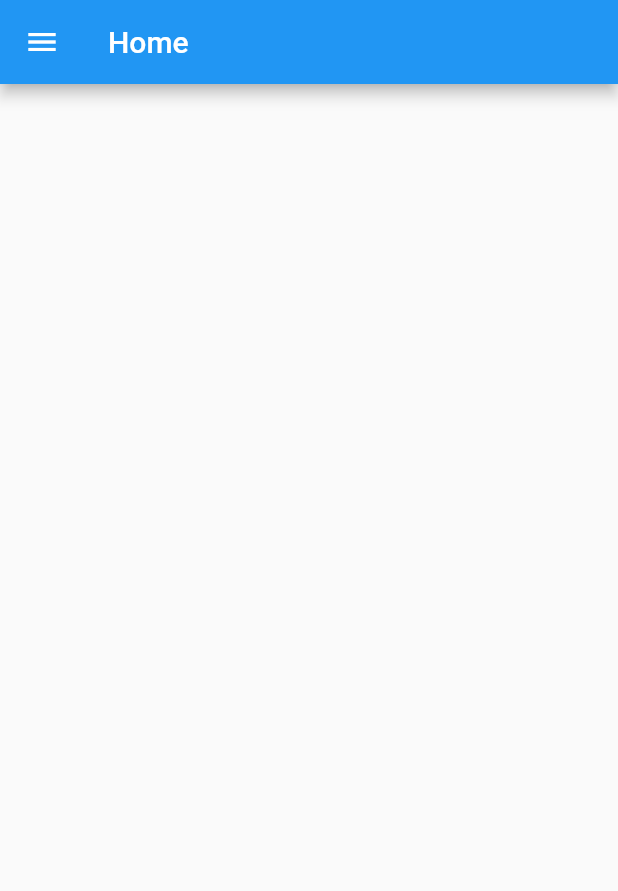
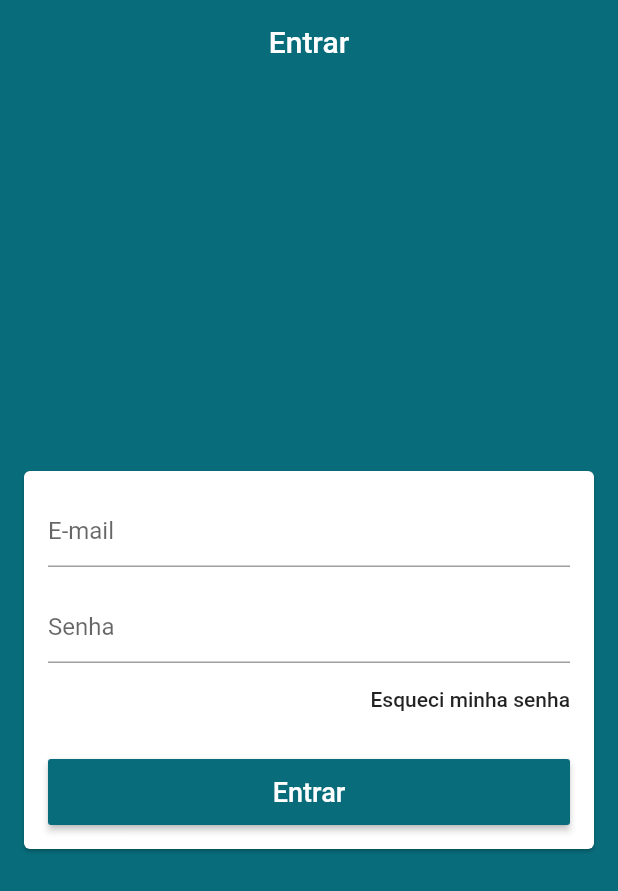
Before and after one commit to MatheusBrandao525/App_Ecommerce_com_Flutter, a Flutter app: the screen it shows after launch, on a phone screen of 412 x 824 dp. Shown: the top 891 px of the screen. Run offline on Flutter 3.47's test engine with Material 2 defaults, Android fonts, the phone set to English and light mode, and no system bars.

Commit message:
Adição da tala de Login e validação de email e senha

```diff
--- a/lib/common/custom_dawer/drawer_tile.dart
+++ b/lib/common/custom_dawer/drawer_tile.dart
@@ -1,4 +1,6 @@
 import 'package:flutter/material.dart';
+import 'package:lojavirtual/models/page_manager.dart';
+import 'package:provider/provider.dart';
 
 class DrawerTile extends StatelessWidget {
   DrawerTile({required this.iconData, required this.title, required this.page});
@@ -9,9 +11,12 @@ class DrawerTile extends StatelessWidget {
 
   @override
   Widget build(BuildContext context) {
+    final int curPage = context.watch<PageManager>().page;
+    final Color primaryColor = Theme.of(context).primaryColor;
+
     return InkWell(
       onTap: () {
-        debugPrint('toquei');
+        context.read<PageManager>().setPage(page);
       },
       child: SizedBox(
         height: 60,
@@ -22,14 +27,14 @@ class DrawerTile extends StatelessWidget {
               child: Icon(
                 iconData,
                 size: 32,
-                color: Colors.grey[700],
+                color: curPage == page ? primaryColor : Colors.grey[700],
               ),
             ),
             Text(
               title,
               style: TextStyle(
                 fontSize: 16,
-                color: Colors.grey[700],
+                color: curPage == page ? primaryColor : Colors.grey[700],
               ),
             )
           ],
--- /dev/null
+++ b/lib/helpers/validators.dart
@@ -0,0 +1,6 @@
+bool emailValid(String email) {
+  final RegExp regex = RegExp(
+      r"^(([^<>()[\]\\.,;:\s@\']+(\.[^<>()[\]\\.,;:\s@\']+)*)|(\'.+\'))@((\[[0-9]{1,3}\.[0-9]{1,3}\.[0-9]{1,3}\.[0-9]{1,3}\])|(([a-zA-Z\-0-9]+\.)+[a-zA-Z]{2,}))$");
+
+  return regex.hasMatch(email);
+}
--- a/lib/main.dart
+++ b/lib/main.dart
@@ -1,22 +1,20 @@
 import 'package:flutter/material.dart';
 import 'package:lojavirtual/screens/base/base_screen.dart';
 
-void main() async {
-  runApp(const MyApp());
+void main() {
+  runApp(MyApp());
 }
 
 class MyApp extends StatelessWidget {
-  const MyApp({Key? key}) : super(key: key);
-
   @override
   Widget build(BuildContext context) {
     return MaterialApp(
       title: 'Loja do Matheus',
       debugShowCheckedModeBanner: false,
       theme: ThemeData(
-        primarySwatch: Colors.blue,
-        visualDensity: VisualDensity.adaptivePlatformDensity,
-      ),
+          primaryColor: const Color.fromARGB(255, 8, 108, 122),
+          scaffoldBackgroundColor: const Color.fromARGB(255, 8, 108, 122),
+          appBarTheme: const AppBarTheme(elevation: 0)),
       home: BaseScreen(),
     );
   }
--- /dev/null
+++ b/lib/models/page_manager.dart
@@ -0,0 +1,15 @@
+import 'package:flutter/material.dart';
+
+class PageManager {
+  PageManager(this._pageController);
+
+  PageController _pageController;
+
+  int page = 0;
+
+  void setPage(int value) {
+    if (value == page) return;
+    page = value;
+    _pageController.jumpToPage(value);
+  }
+}
--- a/lib/screens/base/base_screen.dart
+++ b/lib/screens/base/base_screen.dart
@@ -1,19 +1,40 @@
 import 'package:flutter/material.dart';
 import 'package:lojavirtual/common/custom_dawer/custom_drawer.dart';
+import 'package:lojavirtual/models/page_manager.dart';
+import 'package:lojavirtual/screens/login/login_screen.dart';
+import 'package:provider/provider.dart';
 
 class BaseScreen extends StatelessWidget {
   final PageController pageController = PageController();
 
   @override
   Widget build(BuildContext context) {
-    return PageView(
+    return Provider(
+      create: (_) => PageManager(pageController),
+      child: PageView(
           controller: pageController,
           physics: const NeverScrollableScrollPhysics(),
           children: <Widget>[
+            LoginScreen(),
             Scaffold(
               drawer: CustomDrawer(),
               appBar: AppBar(
-              title: const Text('Home'),
+                backgroundColor: const Color.fromARGB(255, 8, 108, 122),
+                title: const Text('Home2'),
+              ),
+            ),
+            Scaffold(
+              drawer: CustomDrawer(),
+              appBar: AppBar(
+                backgroundColor: const Color.fromARGB(255, 8, 108, 122),
+                title: const Text('Home3'),
+              ),
+            ),
+            Scaffold(
+              drawer: CustomDrawer(),
+              appBar: AppBar(
+                backgroundColor: const Color.fromARGB(255, 8, 108, 122),
+                title: const Text('Home4'),
               ),
             ),
             Container(color: Colors.red),
@@ -21,6 +42,7 @@ class BaseScreen extends StatelessWidget {
             Container(
               color: Colors.green,
             ),
-        ]);
+          ]),
+    );
   }
 }
--- /dev/null
+++ b/lib/screens/login/login_screen.dart
@@ -0,0 +1,82 @@
+import 'package:flutter/material.dart';
+import 'package:lojavirtual/helpers/validators.dart';
+
+class LoginScreen extends StatelessWidget {
+  final GlobalKey<FormState> formKey = GlobalKey<FormState>();
+  final TextEditingController emailController = TextEditingController();
+  final TextEditingController passController = TextEditingController();
+
+  @override
+  Widget build(BuildContext context) {
+    return Scaffold(
+      appBar: AppBar(
+        title: const Text('Entrar'),
+        centerTitle: true,
+        backgroundColor: const Color.fromARGB(255, 8, 108, 122),
+      ),
+      body: Center(
+        child: Card(
+          margin: const EdgeInsets.symmetric(horizontal: 16),
+          child: Form(
+            key: formKey,
+            child: ListView(
+              padding: const EdgeInsets.all(16),
+              shrinkWrap: true,
+              children: <Widget>[
+                TextFormField(
+                  controller: emailController,
+                  decoration: const InputDecoration(hintText: 'E-mail'),
+                  keyboardType: TextInputType.emailAddress,
+                  autocorrect: false,
+                  validator: (email) {
+                    if (!emailValid(email!)) return 'E-mail inválido';
+                    return null;
+                  },
+                ),
+                const SizedBox(
+                  height: 16,
+                ),
+                TextFormField(
+                  controller: passController,
+                  decoration: const InputDecoration(hintText: 'Senha'),
+                  autocorrect: false,
+                  obscureText: true,
+                  validator: (pass) {
+                    if (pass!.isEmpty || pass.length < 6)
+                      return 'Senha invalida!';
+                    return null;
+                  },
+                ),
+                Align(
+                  alignment: Alignment.centerRight,
+                  child: FlatButton(
+                    padding: EdgeInsets.zero,
+                    onPressed: () {},
+                    child: const Text('Esqueci minha senha'),
+                  ),
+                ),
+                const SizedBox(
+                  height: 16,
+                ),
+                SizedBox(
+                  height: 44,
+                  child: RaisedButton(
+                    onPressed: () {
+                      if (formKey.currentState!.validate()) {}
+                    },
+                    color: Theme.of(context).primaryColor,
+                    textColor: Colors.white,
+                    child: const Text(
+                      'Entrar',
+                      style: TextStyle(fontSize: 18),
+                    ),
+                  ),
+                ),
+              ],
+            ),
+          ),
+        ),
+      ),
+    );
+  }
+}
--- a/pubspec.yaml
+++ b/pubspec.yaml
@@ -38,6 +38,8 @@ dependencies:
   firebase_core: ^1.12.0
   cloud_firestore: ^3.1.8
   firebase_storage: ^10.2.7
+  provider: ^6.0.3
+  flutter_svg: ^1.1.1+1
 
 dev_dependencies:
   flutter_test:
```
Also changed, not shown: pubspec.lock. Lines whose indentation alone changed are shown as unchanged.
